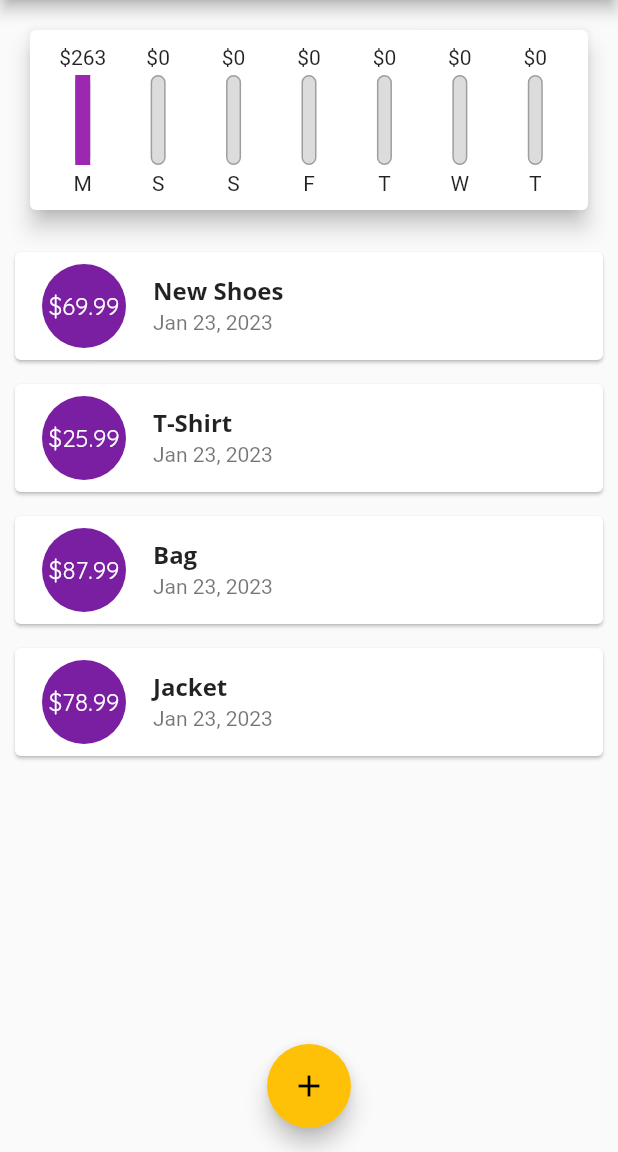
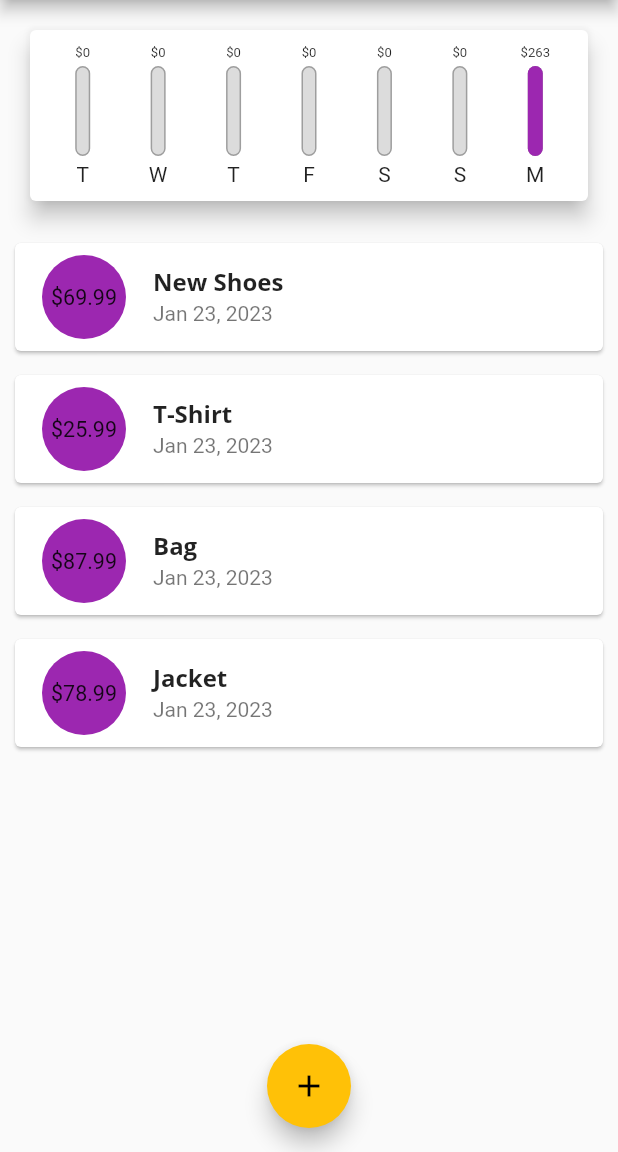
Before and after one commit to nino-t/flutter-personal-expenses, a Flutter app: the screen it shows after launch, on a phone screen of 412 x 824 dp, the part 84-1236 px from its top. Run offline on Flutter 3.47's test engine with Material 2 defaults, Android fonts, the light colour scheme and no system bars.

Commit message:
custom circle avatar

```diff
--- a/lib/widgets/chart.dart
+++ b/lib/widgets/chart.dart
@@ -25,7 +25,7 @@ class Chart extends StatelessWidget {
         'day': DateFormat.E().format(weekDay).substring(0, 1),
         'amount': totalSum
       };
-    });
+    }).reversed.toList();
   }
 
   double get totalSpending {
--- a/lib/widgets/chart_bar.dart
+++ b/lib/widgets/chart_bar.dart
@@ -13,7 +13,10 @@ class ChartBar extends StatelessWidget {
   Widget build(BuildContext context) {
     return Column(
       children: [
-        FittedBox(child: Text('\$${spendingAmount.toStringAsFixed(0)}')),
+        SizedBox(
+            height: 10,
+            child: FittedBox(
+                child: Text('\$${spendingAmount.toStringAsFixed(0)}'))),
         const SizedBox(
           height: 4,
         ),
@@ -30,8 +33,10 @@ class ChartBar extends StatelessWidget {
             FractionallySizedBox(
               heightFactor: spendingPctOfTotal,
               child: Container(
-                  decoration:
-                      BoxDecoration(color: Theme.of(context).primaryColor)),
+                decoration: BoxDecoration(
+                    color: Theme.of(context).primaryColor,
+                    borderRadius: BorderRadius.circular(20)),
+              ),
             )
           ]),
         ),
--- a/lib/widgets/transasction_list.dart
+++ b/lib/widgets/transasction_list.dart
@@ -37,12 +37,15 @@ class TransactionList extends StatelessWidget {
                   margin:
                       const EdgeInsets.symmetric(vertical: 8, horizontal: 10),
                   child: ListTile(
-                    leading: CircleAvatar(
-                      radius: 30,
+                    leading: Container(
+                      height: 60,
+                      width: 60,
+                      decoration: BoxDecoration(
+                          color: Theme.of(context).primaryColor,
+                          shape: BoxShape.circle),
                       child: Padding(
-                        child: FittedBox(child: Text('\$${trx.amount}')),
-                        padding: const EdgeInsets.all(6),
-                      ),
+                          padding: const EdgeInsets.all(8),
+                          child: FittedBox(child: Text('\$${trx.amount}'))),
                     ),
                     title: Text(
                       trx.title,
```
